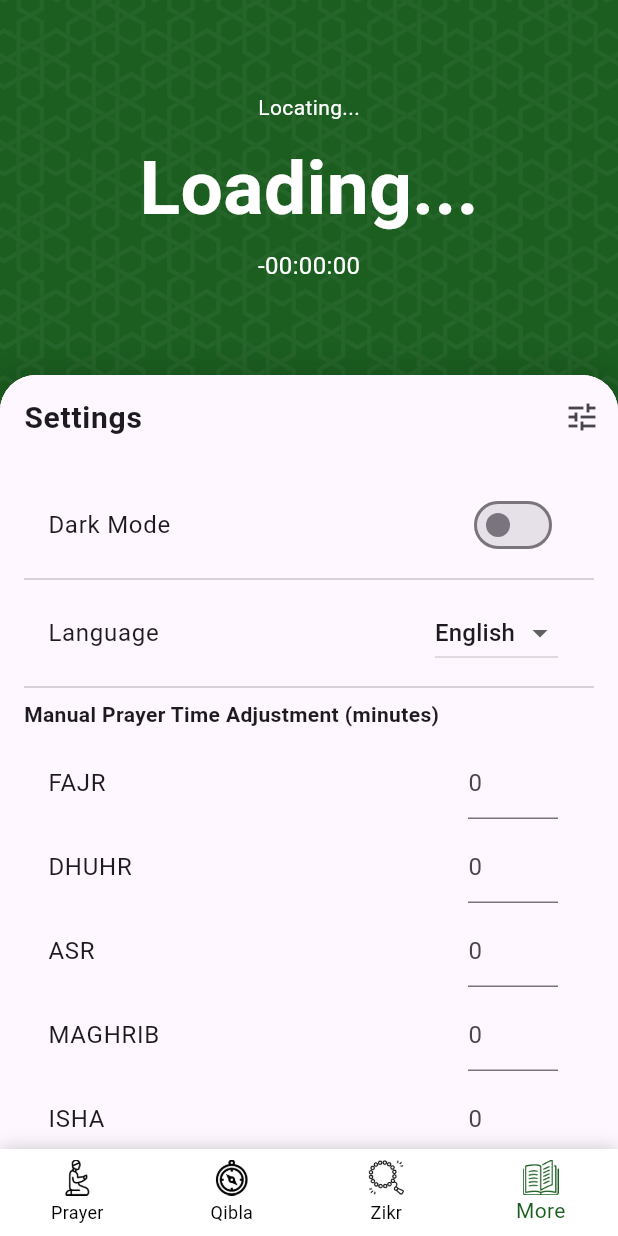
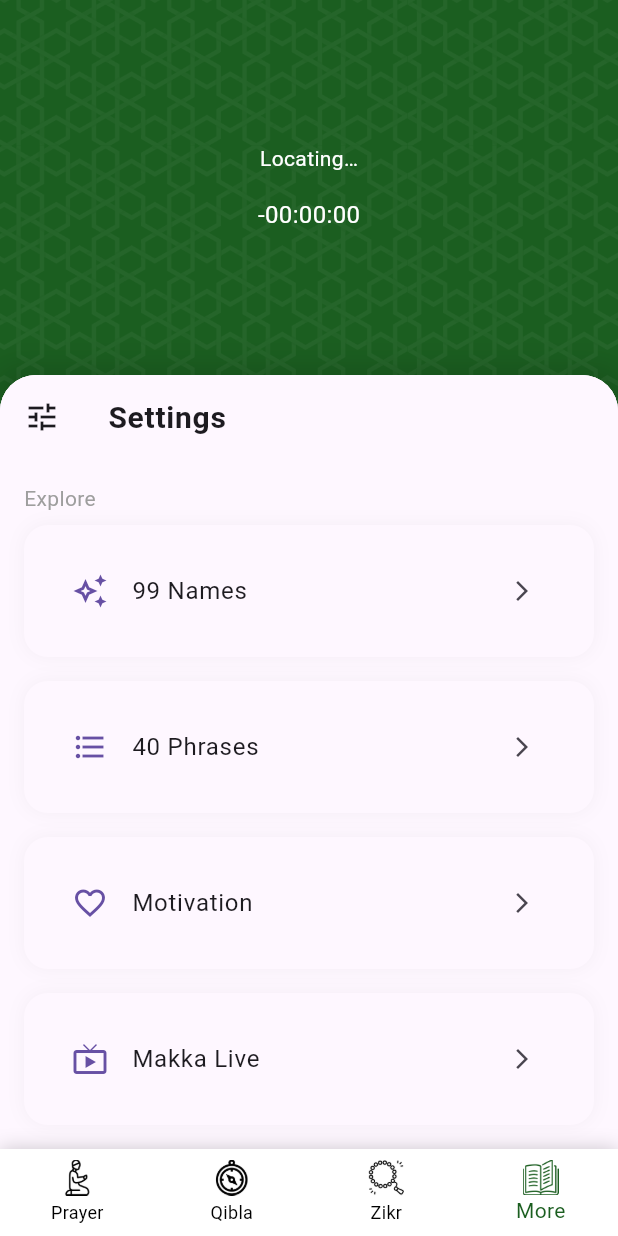
Before and after one commit to encodeschool/ISLAM_APP, a Flutter app: the screen it shows after launch, swiped to page 4, on a phone screen of 412 x 824 dp. Run offline on Flutter 3.47's test engine with Material 3 defaults, Android fonts, the phone set to English and light mode, and no system bars; our stand-ins replace adhan, connectivity_plus, flutter_compass, geocoding, geolocator, shared_preferences; statements that could not run were skipped.

Commit message:
Localizing header

```diff
--- a/lib/l10n/app_localizations.dart
+++ b/lib/l10n/app_localizations.dart
@@ -138,7 +138,7 @@ abstract class AppLocalizations {
   /// No description provided for @timeLeft.
   ///
   /// In en, this message translates to:
-  /// **'Time Left'**
+  /// **'Time left'**
   String get timeLeft;
 
   /// No description provided for @qibla.
@@ -266,6 +266,54 @@ abstract class AppLocalizations {
   /// In en, this message translates to:
   /// **'Loading...'**
   String get loading;
+
+  /// No description provided for @fajr.
+  ///
+  /// In en, this message translates to:
+  /// **'Fajr'**
+  String get fajr;
+
+  /// No description provided for @dhuhr.
+  ///
+  /// In en, this message translates to:
+  /// **'Dhuhr'**
+  String get dhuhr;
+
+  /// No description provided for @asr.
+  ///
+  /// In en, this message translates to:
+  /// **'Asr'**
+  String get asr;
+
+  /// No description provided for @maghrib.
+  ///
+  /// In en, this message translates to:
+  /// **'Maghrib'**
+  String get maghrib;
+
+  /// No description provided for @isha.
+  ///
+  /// In en, this message translates to:
+  /// **'Isha'**
+  String get isha;
+
+  /// No description provided for @locating.
+  ///
+  /// In en, this message translates to:
+  /// **'Locating…'**
+  String get locating;
+
+  /// No description provided for @locationDenied.
+  ///
+  /// In en, this message translates to:
+  /// **'Location permission denied'**
+  String get locationDenied;
+
+  /// No description provided for @unknownLocation.
+  ///
+  /// In en, this message translates to:
+  /// **'Unknown location'**
+  String get unknownLocation;
 }
 
 class _AppLocalizationsDelegate extends LocalizationsDelegate<AppLocalizations> {
--- a/lib/pages/settings_page.dart
+++ b/lib/pages/settings_page.dart
@@ -17,58 +17,20 @@ class SettingsPage extends StatelessWidget {
     final prayer = context.watch<PrayerProvider>();
 
     return Scaffold(
-      appBar: AppBar(
-        centerTitle: false,
-        elevation: 0,
-        backgroundColor: Theme.of(context).scaffoldBackgroundColor,
-        title: Text(
-          t.settings,
-          style: const TextStyle(
-            fontSize: 20,
-            fontWeight: FontWeight.bold,
-            letterSpacing: 0.5,
-          ),
-        ),
-        actions: const [
-          Padding(
-            padding: EdgeInsetsDirectional.only(end: 12),
-            child: Icon(Icons.tune_outlined),
-          ),
-        ],
-      ),
-      // body: ListView(
-      //   padding: const EdgeInsets.all(16),
-      //   children: [
-      //     Padding(
-      //       padding: const EdgeInsetsDirectional.only(bottom: 8),
-      //       child: Text(
-      //         "Explore",
-      //         style: TextStyle(
-      //           fontSize: 14,
-      //           color: Colors.grey.shade600,
-      //         ),
-      //       ),
-      //     ),
-      //
-      //     _extraButton(context, "99 Names", Icons.auto_awesome_outlined),
-      //     _extraButton(context, "40 Phrases", Icons.format_list_bulleted),
-      //     _extraButton(context, "Motivation", Icons.favorite_border),
-      //     _extraButton(context, "Makka Live", Icons.live_tv_outlined),
-      //     _extraButton(context, "Shahada", Icons.mosque_outlined),
-      //   ],
-      // ),
-
-      body: ListView(
+      // attach the drawer here
+      drawer: Drawer(
+        child: ListView(
           padding: const EdgeInsets.all(16),
           children: [
+            // Dark Mode Switch
             SwitchListTile(
               title: Text(t.darkMode),
               value: theme.isDark,
               onChanged: theme.toggleTheme,
             ),
-
             const Divider(),
 
+            // Language Selector
             ListTile(
               title: const Text("Language"),
               trailing: DropdownButton<String>(
@@ -86,14 +48,13 @@ class SettingsPage extends StatelessWidget {
                 },
               ),
             ),
-
             const Divider(),
 
+            // Manual Prayer Time Adjustments
             const Text(
               "Manual Prayer Time Adjustment (minutes)",
               style: TextStyle(fontWeight: FontWeight.bold),
             ),
-
             const SizedBox(height: 8),
 
             ...[
@@ -109,9 +70,7 @@ class SettingsPage extends StatelessWidget {
                   width: 60,
                   child: TextField(
                     keyboardType: TextInputType.number,
-                  decoration: const InputDecoration(
-                    hintText: "0",
-                  ),
+                    decoration: const InputDecoration(hintText: "0"),
                     onSubmitted: (value) {
                       final minutes = int.tryParse(value) ?? 0;
                       prayer.setManualOffset(p, minutes);
@@ -120,8 +79,46 @@ class SettingsPage extends StatelessWidget {
                 ),
               ),
             ),
+          ],
+        ),
+      ),
 
-          const Divider(),
+      appBar: AppBar(
+        centerTitle: false,
+        elevation: 0,
+        backgroundColor: Theme.of(context).scaffoldBackgroundColor,
+        title: Text(
+          t.settings,
+          style: const TextStyle(
+            fontSize: 20,
+            fontWeight: FontWeight.bold,
+            letterSpacing: 0.5,
+          ),
+        ),
+        // open drawer button
+        leading: Builder(
+          builder: (context) => IconButton(
+            icon: const Icon(Icons.tune_outlined),
+            onPressed: () {
+              Scaffold.of(context).openDrawer();
+            },
+          ),
+        ),
+      ),
+
+      body: ListView(
+        padding: const EdgeInsets.all(16),
+        children: [
+          const Padding(
+            padding: EdgeInsetsDirectional.only(bottom: 8),
+            child: Text(
+              "Explore",
+              style: TextStyle(
+                fontSize: 14,
+                color: Colors.grey,
+              ),
+            ),
+          ),
 
           _extraButton(context, "99 Names", Icons.auto_awesome_outlined),
           _extraButton(context, "40 Phrases", Icons.format_list_bulleted),
@@ -150,7 +147,6 @@ class SettingsPage extends StatelessWidget {
       ),
     );
   }
-
 }
 
 class SettingsCard extends StatelessWidget {
--- a/lib/widgets/header_widget.dart
+++ b/lib/widgets/header_widget.dart
@@ -1,4 +1,5 @@
 import 'package:flutter/material.dart';
+import 'package:mosque/core/localization/prayer_localization.dart';
 import 'package:provider/provider.dart';
 import '../l10n/app_localizations.dart';
 import '../providers/prayer_provider.dart';
@@ -21,6 +22,15 @@ class HeaderWidget extends StatelessWidget {
     Size size = MediaQuery.of(context).size;
     final t = AppLocalizations.of(context)!;
 
+    String locationText;
+    if (prayer.isLocating) {
+      locationText = t.locating;
+    } else if (prayer.locationPermissionDenied) {
+      locationText = t.locationDenied;
+    } else {
+      locationText = prayer.locationName ?? t.unknownLocation;
+    }
+
     return Container(
       width: size.width,
       height: size.height,
@@ -30,18 +40,22 @@ class HeaderWidget extends StatelessWidget {
         mainAxisAlignment: MainAxisAlignment.center,
         children: [
           Text(
-            prayer.locationName,
+            locationText,
             style: const TextStyle(color: Colors.white, fontSize: 14),
           ),
           const SizedBox(height: 8),
-          Text(
-            prayer.nextPrayerName.isEmpty
-                ? "${t.loading}"
-                : "${prayer.nextPrayerName}",
-            style: const TextStyle(
-                color: Colors.white, fontSize: 50, fontWeight: FontWeight.bold),
-          ),
-          const SizedBox(height: 4),
+          if (prayer.nextPrayer != null) ...[
+            Text(
+              prayer.nextPrayer!.localizedName(t),
+              style: const TextStyle(
+                color: Colors.white,
+                fontFamily: 'Amiri',
+                fontSize: 40,
+                fontWeight: FontWeight.w900
+              ),
+            ),
+          ],
+          const SizedBox(height: 8),
           Text(
             "-${_formatDuration(prayer.timeLeft)}",
             style: const TextStyle(color: Colors.white, fontSize: 16),
```
Also changed, not shown: lib/core/localization/prayer_localization.dart (added, +21 -0 lines), lib/l10n/app_ar.arb (+11 -1 lines), lib/l10n/app_en.arb (+11 -1 lines), lib/l10n/app_localizations_ar.dart (+24 -0 lines), lib/l10n/app_localizations_en.dart (+25 -1 lines), lib/l10n/app_localizations_ru.dart (+26 -2 lines), lib/l10n/app_localizations_uz.dart (+24 -0 lines), lib/l10n/app_ru.arb (+11 -1 lines), lib/l10n/app_uz.arb (+11 -1 lines), lib/providers/prayer_provider.dart (+40 -32 lines), 2 other files. Lines whose indentation alone changed are shown as unchanged.
